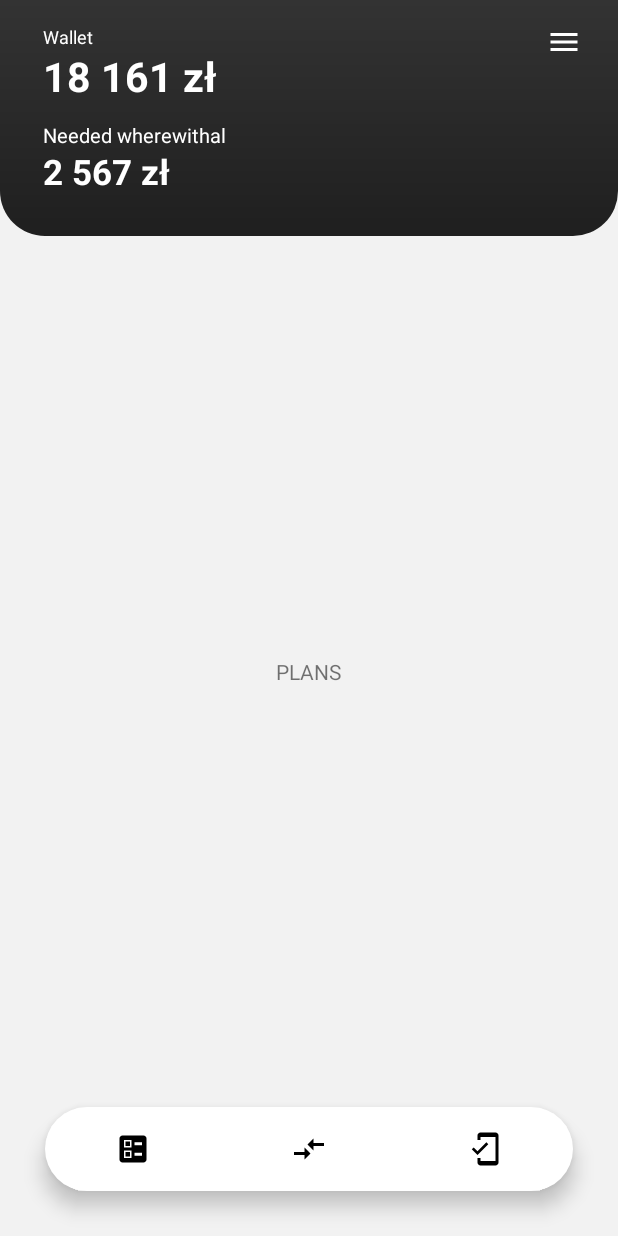
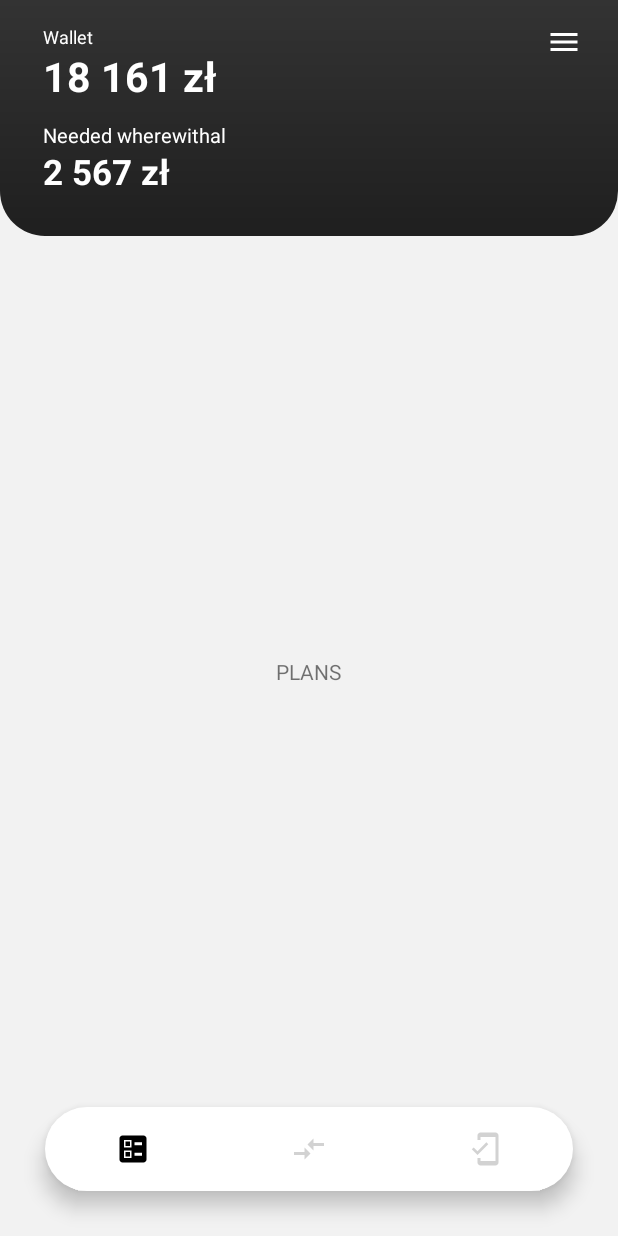
Before and after one commit to Colderz/Expenotes, an Android app: the screen it shows after launch (MainActivity), on a phone screen of 412 x 824 dp. Run offline under Robolectric (Android 15) with nearby library versions, the light colour scheme and no system bars; our stand-ins replace navigation-ui; 1 statement that could not run was skipped.

Commit message:
Change of navigation view attributes, customization

```diff
--- /dev/null
+++ b/app/src/main/res/drawable/item_selector.xml
@@ -0,0 +1,8 @@
+<?xml version="1.0" encoding="utf-8"?>
+<selector xmlns:android="http://schemas.android.com/apk/res/android">
+
+    <item android:state_pressed="true" android:color="#000000"/>
+    <item android:state_checked="true" android:color="#000000"/>
+    <item android:color="#d2d2d2"/>
+
+</selector>
--- a/app/src/main/res/layout/activity_main.xml
+++ b/app/src/main/res/layout/activity_main.xml
@@ -124,8 +124,10 @@
         app:layout_constraintBottom_toBottomOf="parent"
         app:layout_constraintEnd_toEndOf="parent"
         app:menu="@menu/bottom_navigation_menu"
-        app:itemIconTint="@android:color/black"
-        app:itemIconSize="24dp"/>
+        app:itemIconTint="@drawable/item_selector"
+        app:itemRippleColor="@android:color/transparent"
+        app:itemIconSize="24dp"
+        />
 
 
 </androidx.constraintlayout.widget.ConstraintLayout>
```
Also changed, not shown: app/src/main/java/pakiet/arkadiuszzimny/expenotes_v1/MainActivity.kt (+3 -5 lines).
